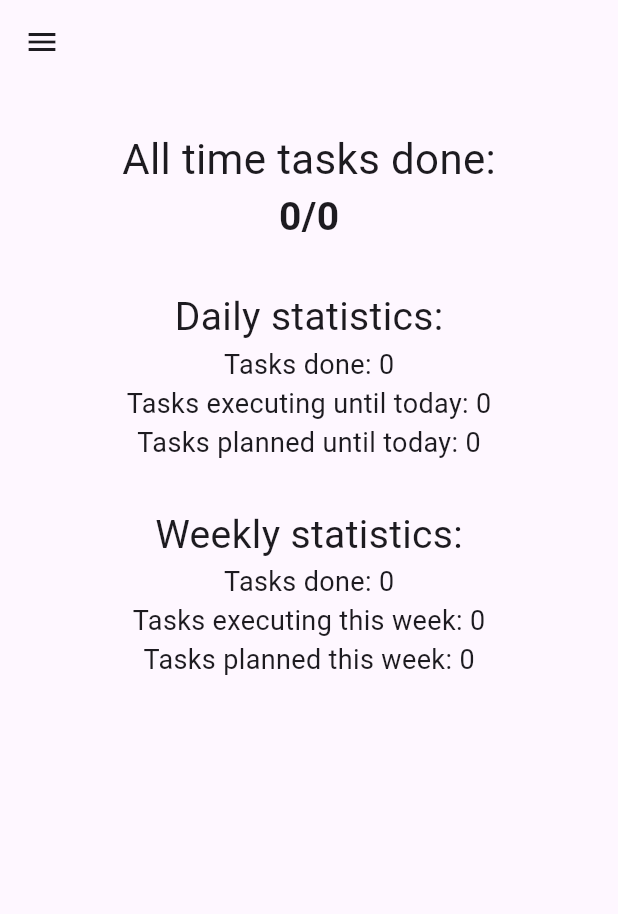
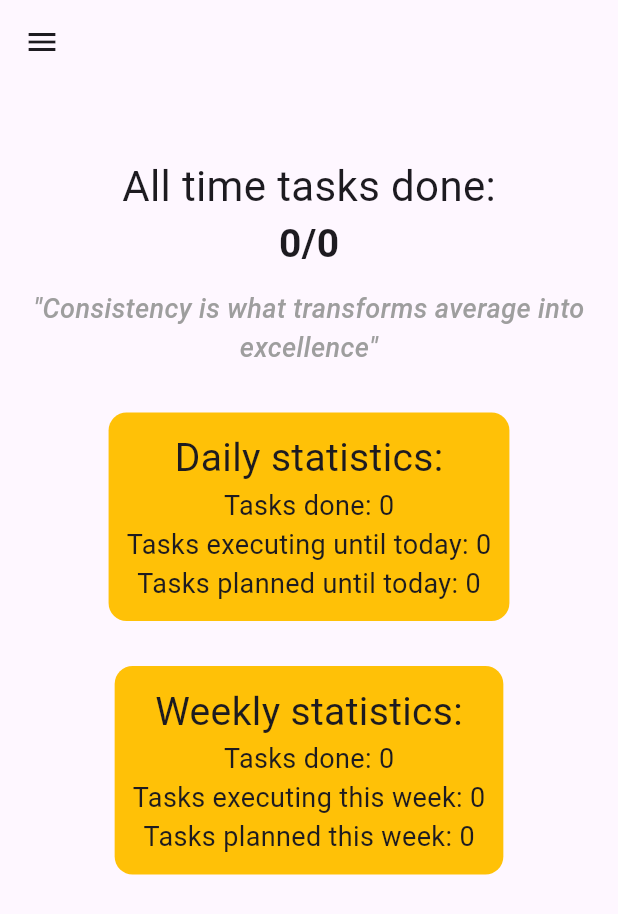
Before and after one commit to mis177/tasks-goonline, a Flutter app: the StatsPage screen opened directly, on a phone screen of 412 x 824 dp. Shown: the top 914 px of the screen. Run offline on Flutter 3.47's test engine with Material 3 defaults, Android fonts, the phone set to English and light mode, and no system bars; our stand-ins replace dio, equatable, flutter_bloc, geolocator, sqflite; accounts and stored records are empty.

Commit message:
[feat] add stats page nad logic to it

```diff
--- a/lib/utils/ui/stats_widget.dart
+++ b/lib/utils/ui/stats_widget.dart
@@ -9,6 +9,8 @@ class StatsWidget extends StatelessWidget {
   @override
   Widget build(BuildContext context) {
     return Center(
+      child: Padding(
+        padding: const EdgeInsets.all(18.0),
         child: Column(
           children: [
             const SizedBox(height: 30),
@@ -20,11 +22,23 @@ class StatsWidget extends StatelessWidget {
               '${stats.allTasksDone}/${stats.allTasks}',
               style: const TextStyle(fontSize: 26, fontWeight: FontWeight.bold),
             ),
+            const SizedBox(height: 12),
+            const Text(
+              '"Consistency is what transforms average into excellence"',
+              style: TextStyle(
+                  color: Colors.grey,
+                  fontWeight: FontWeight.w500,
+                  fontStyle: FontStyle.italic,
+                  fontSize: 18),
+              textAlign: TextAlign.center,
+            ),
             const SizedBox(height: 30),
             Container(
-            // decoration: BoxDecoration(),
-            // color: Colors.amber,
-            // padding: EdgeInsets.all(12),
+              decoration: BoxDecoration(
+                color: Colors.amber,
+                borderRadius: BorderRadius.circular(12),
+              ),
+              padding: const EdgeInsets.all(12),
               child: Column(
                 children: [
                   const Text(
@@ -38,12 +52,21 @@ class StatsWidget extends StatelessWidget {
                   Text(
                       "Tasks executing until today: ${stats.tasksInExecutionToday}",
                       style: const TextStyle(fontSize: 18)),
-                Text("Tasks planned until today: ${stats.tasksInPlanningToday}",
+                  Text(
+                      "Tasks planned until today: ${stats.tasksInPlanningToday}",
                       style: const TextStyle(fontSize: 18)),
                 ],
               ),
             ),
             const SizedBox(height: 30),
+            Container(
+              decoration: BoxDecoration(
+                color: Colors.amber,
+                borderRadius: BorderRadius.circular(12),
+              ),
+              padding: const EdgeInsets.all(12),
+              child: Column(
+                children: [
                   const Text(
                     "Weekly statistics:",
                     style: TextStyle(
@@ -52,12 +75,17 @@ class StatsWidget extends StatelessWidget {
                   ),
                   Text("Tasks done: ${stats.tasksDoneToday}",
                       style: const TextStyle(fontSize: 18)),
-          Text("Tasks executing this week: ${stats.tasksInExecutionToday}",
+                  Text(
+                      "Tasks executing this week: ${stats.tasksInExecutionToday}",
                       style: const TextStyle(fontSize: 18)),
                   Text("Tasks planned this week: ${stats.tasksInPlanningToday}",
                       style: const TextStyle(fontSize: 18)),
                 ],
               ),
+            ),
+          ],
+        ),
+      ),
     );
   }
 }
```
Lines whose indentation alone changed are shown as unchanged.
